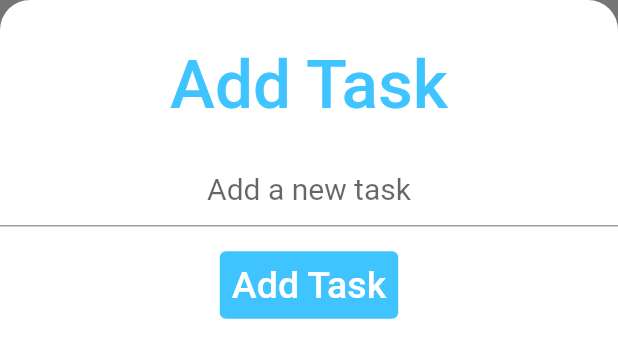
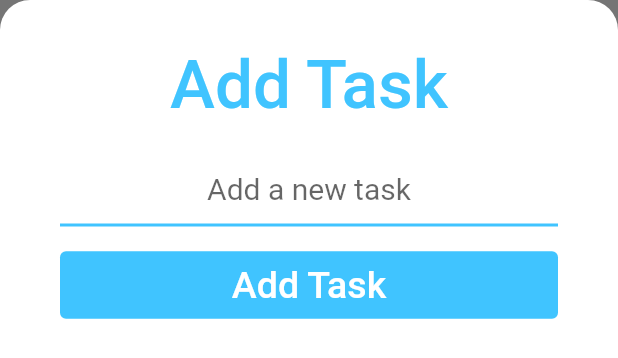
Before and after one commit to RedeemerNtumy/Tasky, a Flutter app: the AddTask widget shown alone on an empty page, opened directly, on a phone screen of 412 x 824 dp. Shown: the top 358 px of the screen. Run offline on Flutter 3.47's test engine with Material 2 defaults, Android fonts, the light colour scheme and no system bars.

Commit message:
Improved UI

```diff
--- a/lib/screens/add_tasks_screen.dart
+++ b/lib/screens/add_tasks_screen.dart
@@ -24,19 +24,32 @@ class AddTask extends StatelessWidget {
               SizedBox(
                 height: 15,
               ),
-              TextField(
+              Padding(
+                padding: EdgeInsets.only(right: 40, left: 40),
+                child: TextField(
                     textAlign: TextAlign.center,
                     style: TextStyle(
                       fontSize: 25,
                     ),
                     decoration: InputDecoration(
+                      enabledBorder: UnderlineInputBorder(
+                        borderSide: BorderSide(
+                            color: Colors.lightBlueAccent, width: 2.0),
+                      ),
+                      focusedBorder: UnderlineInputBorder(
+                          borderSide: BorderSide(
+                              color: Colors.lightBlueAccent, width: 3.0)),
                       hintText: "Add a new task",
                       hintStyle: TextStyle(fontSize: 20),
                     )),
+              ),
               SizedBox(
                 height: 15,
               ),
-              TextButton(
+              Container(
+                width: double.infinity,
+                padding: EdgeInsets.only(right: 40, left: 40),
+                child: TextButton(
                   onPressed: null,
                   style: TextButton.styleFrom(
                     backgroundColor: Colors.lightBlueAccent,
@@ -44,6 +57,7 @@ class AddTask extends StatelessWidget {
                   child: Text(
                     "Add Task",
                     style: TextStyle(color: Colors.white, fontSize: 25),
+                  ),
                 ),
               ),
             ],
```
Lines whose indentation alone changed are shown as unchanged.
